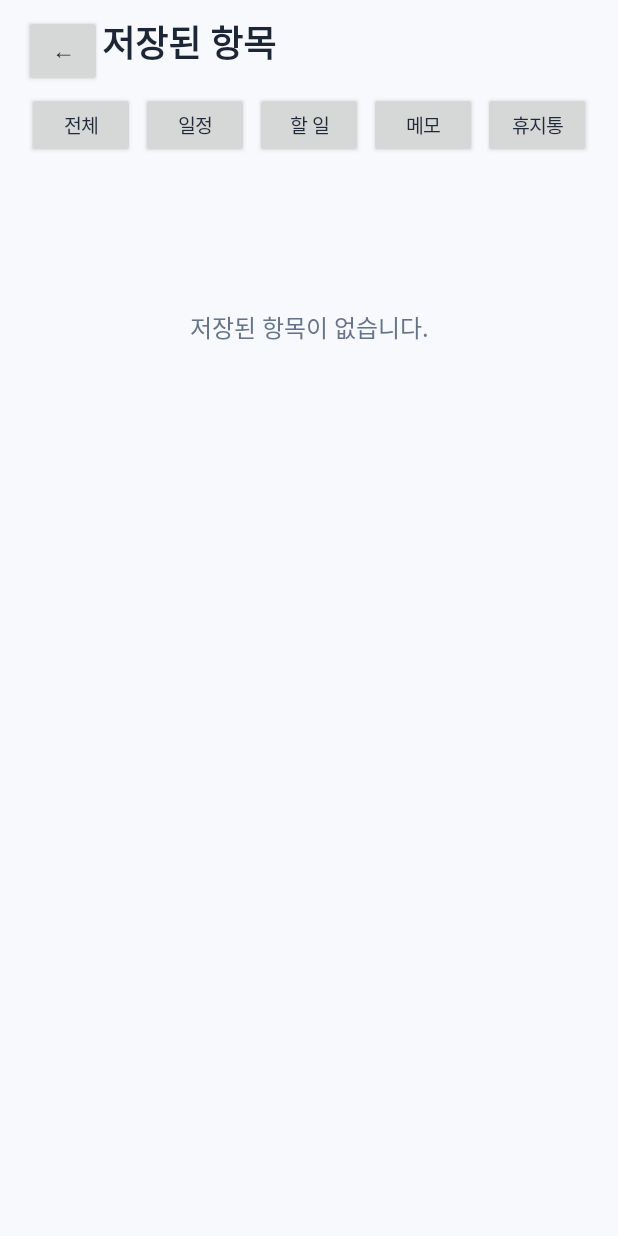
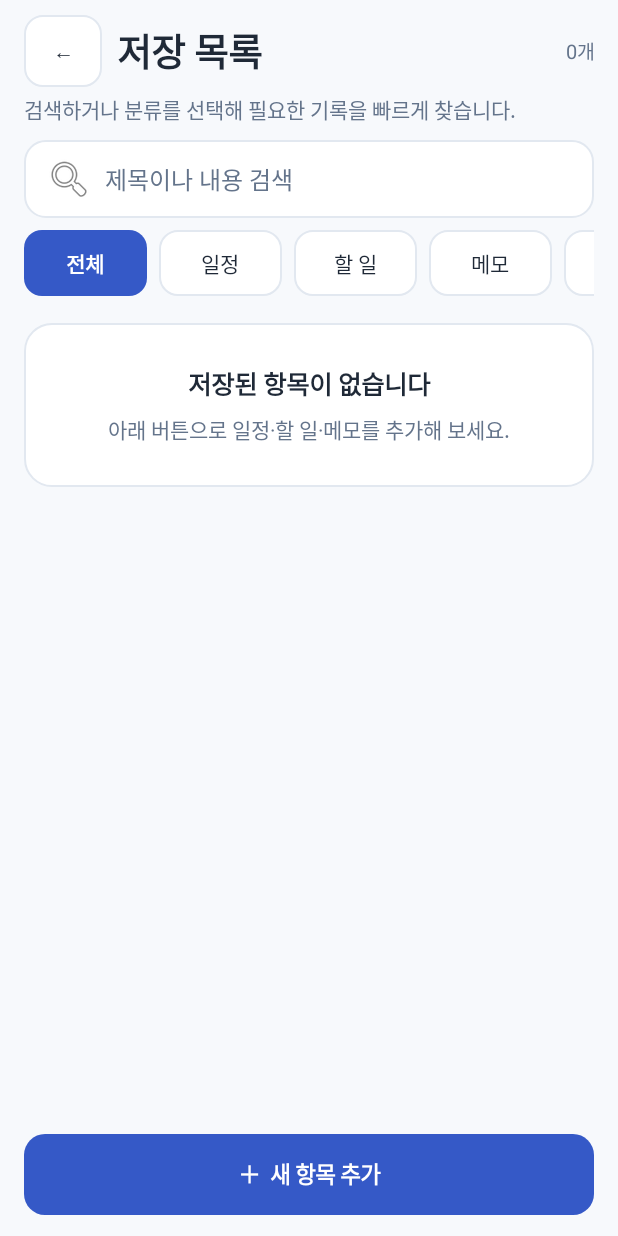
Before and after one commit to KANG77556/MyBrain-v3, an Android app: the WorkItemListActivity screen opened directly, with no data from a screen before it, on a phone screen of 412 x 824 dp. Run offline under Robolectric (Android 15) with nearby library versions, the light colour scheme and no system bars.

Commit message:
alpha30 저장 목록 검색 필터와 공통 UI 개선

```diff
--- a/app/src/main/java/kr/co/mybrain/v2/WorkItemListActivity.java
+++ b/app/src/main/java/kr/co/mybrain/v2/WorkItemListActivity.java
@@ -1,13 +1,17 @@
 package kr.co.mybrain.v2;
 
 import android.app.AlertDialog;
-import android.graphics.Color;
+import android.content.Intent;
+import android.graphics.Typeface;
 import android.os.Bundle;
+import android.text.Editable;
+import android.text.TextWatcher;
 import android.view.Gravity;
 import android.view.View;
 import android.widget.Button;
 import android.widget.CheckBox;
 import android.widget.EditText;
+import android.widget.HorizontalScrollView;
 import android.widget.LinearLayout;
 import android.widget.ScrollView;
 import android.widget.TextView;
@@ -20,31 +24,36 @@ import androidx.core.view.WindowInsetsCompat;
 import java.time.Instant;
 import java.time.ZoneId;
 import java.time.format.DateTimeFormatter;
+import java.util.ArrayList;
+import java.util.LinkedHashMap;
 import java.util.List;
 import java.util.Locale;
+import java.util.Map;
 
 import kr.co.mybrain.v2.data.WorkItemEntity;
 import kr.co.mybrain.v2.data.WorkItemRepository;
+import kr.co.mybrain.v2.ui.AppUi;
+import kr.co.mybrain.v2.ui.UiSelection;
 
-/** 저장된 일정·할 일·메모를 조회하고 관리하는 화면입니다. */
+/** 저장된 일정·할 일·메모를 검색하고 관리하는 화면입니다. */
 public class WorkItemListActivity extends AppCompatActivity {
-
     private WorkItemRepository repository;
     private LinearLayout listContainer;
-    private TextView emptyText;
+    private TextView countText;
+    private EditText searchInput;
     private String currentFilter = "ALL";
     private boolean showingTrash;
+    private List<WorkItemEntity> loadedItems = new ArrayList<>();
+    private final Map<String, Button> filterButtons = new LinkedHashMap<>();
 
-    @Override
-    protected void onCreate(Bundle savedInstanceState) {
+    @Override protected void onCreate(Bundle savedInstanceState) {
         super.onCreate(savedInstanceState);
         repository = WorkItemRepository.getInstance(this);
         setContentView(buildScreen());
         loadItems();
     }
 
-    @Override
-    protected void onResume() {
+    @Override protected void onResume() {
         super.onResume();
         if (listContainer != null) loadItems();
     }
@@ -52,142 +61,216 @@ public class WorkItemListActivity extends AppCompatActivity {
     private View buildScreen() {
         LinearLayout root = new LinearLayout(this);
         root.setOrientation(LinearLayout.VERTICAL);
-        root.setBackgroundColor(Color.rgb(247, 249, 253));
-        root.setPadding(dp(16), dp(10), dp(16), dp(14));
+        root.setBackgroundColor(AppUi.BG);
+        int side = AppUi.isTablet(this) ? AppUi.dp(this, 28) : AppUi.dp(this, 16);
+        root.setPadding(side, AppUi.dp(this, 10), side, AppUi.dp(this, 14));
         ViewCompat.setOnApplyWindowInsetsListener(root, (view, insets) -> {
             androidx.core.graphics.Insets bars = insets.getInsets(WindowInsetsCompat.Type.systemBars());
-            view.setPadding(dp(16), bars.top + dp(10), dp(16), bars.bottom + dp(14));
+            int horizontal = AppUi.isTablet(this) ? AppUi.dp(this, 28) : AppUi.dp(this, 16);
+            view.setPadding(horizontal, bars.top + AppUi.dp(this, 10), horizontal,
+                    bars.bottom + AppUi.dp(this, 14));
             return insets;
         });
 
         LinearLayout header = new LinearLayout(this);
         header.setGravity(Gravity.CENTER_VERTICAL);
-        Button back = button("←");
+        Button back = AppUi.compactButton(this, "←");
+        back.setContentDescription("홈으로 돌아가기");
         back.setOnClickListener(v -> finish());
-        header.addView(back, new LinearLayout.LayoutParams(dp(52), dp(48)));
-        TextView title = text("저장된 항목", 24, Color.rgb(28, 38, 52));
-        title.setTypeface(null, android.graphics.Typeface.BOLD);
-        header.addView(title, new LinearLayout.LayoutParams(0, dp(48), 1f));
+        header.addView(back, new LinearLayout.LayoutParams(AppUi.dp(this, 52), AppUi.dp(this, 48)));
+        TextView title = AppUi.text(this, "저장 목록", 25, AppUi.TEXT, true);
+        title.setGravity(Gravity.CENTER_VERTICAL);
+        LinearLayout.LayoutParams titleParams = new LinearLayout.LayoutParams(0, AppUi.dp(this, 48), 1f);
+        titleParams.setMargins(AppUi.dp(this, 10), 0, 0, 0);
+        header.addView(title, titleParams);
+        countText = AppUi.text(this, "", 13, AppUi.SUBTEXT, false);
+        countText.setGravity(Gravity.END | Gravity.CENTER_VERTICAL);
+        header.addView(countText, new LinearLayout.LayoutParams(-2, AppUi.dp(this, 48)));
         root.addView(header);
 
+        TextView subtitle = AppUi.body(this, "검색하거나 분류를 선택해 필요한 기록을 빠르게 찾습니다.");
+        subtitle.setPadding(0, AppUi.dp(this, 4), 0, AppUi.dp(this, 10));
+        root.addView(subtitle);
+
+        searchInput = AppUi.input(this, "제목이나 내용 검색");
+        searchInput.setCompoundDrawablesWithIntrinsicBounds(android.R.drawable.ic_menu_search, 0, 0, 0);
+        searchInput.setCompoundDrawablePadding(AppUi.dp(this, 8));
+        searchInput.addTextChangedListener(new TextWatcher() {
+            @Override public void beforeTextChanged(CharSequence s, int start, int count, int after) {}
+            @Override public void onTextChanged(CharSequence s, int start, int before, int count) { renderFiltered(); }
+            @Override public void afterTextChanged(Editable s) {}
+        });
+        root.addView(searchInput, new LinearLayout.LayoutParams(-1, AppUi.dp(this, 52)));
+
+        HorizontalScrollView filterScroll = new HorizontalScrollView(this);
+        filterScroll.setHorizontalScrollBarEnabled(false);
         LinearLayout filters = new LinearLayout(this);
         filters.setOrientation(LinearLayout.HORIZONTAL);
+        filters.setPadding(0, AppUi.dp(this, 8), 0, AppUi.dp(this, 6));
         addFilter(filters, "전체", "ALL");
         addFilter(filters, "일정", WorkItemEntity.TYPE_SCHEDULE);
         addFilter(filters, "할 일", WorkItemEntity.TYPE_TASK);
         addFilter(filters, "메모", WorkItemEntity.TYPE_MEMO);
         addFilter(filters, "휴지통", "TRASH");
-        root.addView(filters, new LinearLayout.LayoutParams(-1, dp(50)));
-
-        emptyText = text("저장된 항목이 없습니다.", 16, Color.rgb(102, 116, 138));
-        emptyText.setGravity(Gravity.CENTER);
+        filterScroll.addView(filters, new HorizontalScrollView.LayoutParams(-2, -2));
+        root.addView(filterScroll, new LinearLayout.LayoutParams(-1, AppUi.dp(this, 60)));
+        updateFilterUi();
 
         ScrollView scroll = new ScrollView(this);
+        scroll.setFillViewport(true);
         listContainer = new LinearLayout(this);
         listContainer.setOrientation(LinearLayout.VERTICAL);
         scroll.addView(listContainer, new ScrollView.LayoutParams(-1, -2));
         root.addView(scroll, new LinearLayout.LayoutParams(-1, 0, 1f));
+
+        Button add = AppUi.primaryButton(this, "＋  새 항목 추가");
+        add.setOnClickListener(v -> openHomeForAdd());
+        LinearLayout.LayoutParams addParams = new LinearLayout.LayoutParams(-1, AppUi.dp(this, 54));
+        addParams.setMargins(0, AppUi.dp(this, 10), 0, 0);
+        root.addView(add, addParams);
         return root;
     }
 
     private void addFilter(LinearLayout parent, String label, String value) {
-        Button button = button(label);
-        button.setTextSize(13);
+        Button button = UiSelection.button(this, label);
         button.setOnClickListener(v -> {
             currentFilter = value;
             showingTrash = "TRASH".equals(value);
+            updateFilterUi();
             loadItems();
         });
-        LinearLayout.LayoutParams params = new LinearLayout.LayoutParams(0, dp(44), 1f);
-        params.setMargins(dp(2), dp(3), dp(2), dp(3));
+        filterButtons.put(value, button);
+        LinearLayout.LayoutParams params = new LinearLayout.LayoutParams(AppUi.dp(this, 82), AppUi.dp(this, 44));
+        params.setMargins(0, 0, AppUi.dp(this, 8), 0);
         parent.addView(button, params);
+    }
+
+    private void updateFilterUi() {
+        for (Map.Entry<String, Button> entry : filterButtons.entrySet()) {
+            UiSelection.apply(this, entry.getValue(), entry.getKey().equals(currentFilter));
+        }
     }
 
     private void loadItems() {
         if (showingTrash) {
-            repository.getDeleted(items -> runOnUiThread(() -> render(items)));
+            repository.getDeleted(items -> runOnUiThread(() -> acceptItems(items)));
         } else if ("ALL".equals(currentFilter)) {
-            repository.getAll(items -> runOnUiThread(() -> render(items)));
+            repository.getAll(items -> runOnUiThread(() -> acceptItems(items)));
         } else {
-            repository.getByType(currentFilter, items -> runOnUiThread(() -> render(items)));
+            repository.getByType(currentFilter, items -> runOnUiThread(() -> acceptItems(items)));
         }
     }
 
-    private void render(List<WorkItemEntity> items) {
+    private void acceptItems(List<WorkItemEntity> items) {
+        loadedItems = items == null ? new ArrayList<>() : new ArrayList<>(items);
+        renderFiltered();
+    }
+
+    private void renderFiltered() {
+        if (listContainer == null || searchInput == null) return;
+        String query = searchInput.getText().toString().trim().toLowerCase(Locale.KOREA);
+        List<WorkItemEntity> visible = new ArrayList<>();
+        for (WorkItemEntity item : loadedItems) {
+            if (query.isEmpty() || contains(item.title, query) || contains(item.content, query)
+                    || contains(item.sourceText, query)) {
+                visible.add(item);
+            }
+        }
+        render(visible, !query.isEmpty());
+    }
+
+    private boolean contains(String value, String query) {
+        return value != null && value.toLowerCase(Locale.KOREA).contains(query);
+    }
+
+    private void render(List<WorkItemEntity> items, boolean searching) {
         listContainer.removeAllViews();
-        if (items == null || items.isEmpty()) {
-            listContainer.addView(emptyText, new LinearLayout.LayoutParams(-1, dp(220)));
+        int count = items == null ? 0 : items.size();
+        countText.setText(count + "개");
+        if (count == 0) {
+            String title = searching ? "검색 결과가 없습니다" : showingTrash ? "휴지통이 비어 있습니다" : "저장된 항목이 없습니다";
+            String description = searching
+                    ? "검색어를 줄이거나 다른 분류를 선택해 보세요."
+                    : showingTrash ? "삭제한 항목은 이곳에서 복구할 수 있습니다."
+                    : "아래 버튼으로 일정·할 일·메모를 추가해 보세요.";
+            listContainer.addView(AppUi.emptyState(this, title, description), AppUi.cardParams(this));
             return;
         }
         for (WorkItemEntity item : items) listContainer.addView(buildCard(item));
     }
 
     private View buildCard(WorkItemEntity item) {
-        LinearLayout card = new LinearLayout(this);
-        card.setOrientation(LinearLayout.VERTICAL);
-        card.setPadding(dp(14), dp(12), dp(14), dp(12));
-        card.setBackgroundColor(Color.WHITE);
-        LinearLayout.LayoutParams cardParams = new LinearLayout.LayoutParams(-1, -2);
-        cardParams.setMargins(0, dp(7), 0, dp(7));
-        card.setLayoutParams(cardParams);
+        LinearLayout card = AppUi.card(this);
+        card.setLayoutParams(AppUi.cardParams(this));
 
-        TextView type = text(typeLabel(item.type) + priorityMark(item.priority), 13, Color.rgb(70, 92, 130));
+        TextView type = AppUi.text(this, typeLabel(item.type) + priorityMark(item.priority), 13, AppUi.PRIMARY, true);
         card.addView(type);
 
-        TextView title = text(item.title, 18, Color.rgb(28, 38, 52));
-        title.setTypeface(null, android.graphics.Typeface.BOLD);
-        title.setPadding(0, dp(4), 0, dp(3));
+        TextView title = AppUi.text(this, item.title, 18, AppUi.TEXT, true);
+        title.setPadding(0, AppUi.dp(this, 4), 0, AppUi.dp(this, 4));
         card.addView(title);
 
         String detail = formatTime(item.startAt);
         if (item.endAt != null) detail += " ~ " + formatTime(item.endAt);
         if (!"NONE".equals(item.repeatRule)) detail += " · " + repeatLabel(item.repeatRule);
-        TextView time = text(detail, 14, Color.rgb(102, 116, 138));
+        TextView time = AppUi.body(this, detail);
         card.addView(time);
 
         LinearLayout actions = new LinearLayout(this);
         actions.setGravity(Gravity.END | Gravity.CENTER_VERTICAL);
+        actions.setPadding(0, AppUi.dp(this, 8), 0, 0);
 
         if (!showingTrash && WorkItemEntity.TYPE_TASK.equals(item.type)) {
             CheckBox complete = new CheckBox(this);
             complete.setText(item.completed ? "완료" : "미완료");
+            complete.setTextColor(AppUi.TEXT);
             complete.setChecked(item.completed);
             complete.setOnCheckedChangeListener((buttonView, checked) -> repository.setCompleted(item.id, checked,
                     count -> runOnUiThread(this::loadItems)));
-            actions.addView(complete, new LinearLayout.LayoutParams(0, dp(48), 1f));
+            actions.addView(complete, new LinearLayout.LayoutParams(0, AppUi.dp(this, 48), 1f));
         } else {
             View spacer = new View(this);
-            actions.addView(spacer, new LinearLayout.LayoutParams(0, dp(48), 1f));
+            actions.addView(spacer, new LinearLayout.LayoutParams(0, AppUi.dp(this, 48), 1f));
         }
 
         if (showingTrash) {
-            Button restore = button("복구");
+            Button restore = AppUi.compactButton(this, "복구");
             restore.setOnClickListener(v -> repository.restore(item.id, count -> runOnUiThread(() -> {
                 Toast.makeText(this, "항목을 복구했습니다.", Toast.LENGTH_SHORT).show();
                 loadItems();
             })));
-            actions.addView(restore, new LinearLayout.LayoutParams(dp(78), dp(46)));
+            actions.addView(restore, actionButtonParams(false));
         } else {
-            Button edit = button("수정");
+            Button edit = AppUi.compactButton(this, "수정");
             edit.setOnClickListener(v -> editItem(item));
-            actions.addView(edit, new LinearLayout.LayoutParams(dp(78), dp(46)));
+            actions.addView(edit, actionButtonParams(false));
 
-            Button delete = button("삭제");
+            Button delete = AppUi.compactButton(this, "삭제");
+            delete.setTextColor(AppUi.DANGER);
             delete.setOnClickListener(v -> confirmDelete(item));
-            actions.addView(delete, new LinearLayout.LayoutParams(dp(78), dp(46)));
+            actions.addView(delete, actionButtonParams(true));
         }
         card.addView(actions);
         return card;
     }
 
+    private LinearLayout.LayoutParams actionButtonParams(boolean withLeftMargin) {
+        LinearLayout.LayoutParams params = new LinearLayout.LayoutParams(AppUi.dp(this, 78), AppUi.dp(this, 46));
+        if (withLeftMargin) params.setMargins(AppUi.dp(this, 8), 0, 0, 0);
+        return params;
+    }
+
     private void editItem(WorkItemEntity item) {
-        EditText title = new EditText(this);
+        EditText title = AppUi.input(this, "제목");
         title.setText(item.title);
         title.setSelection(title.length());
-        title.setHint("제목");
+        int side = AppUi.dp(this, 18);
+        LinearLayout wrapper = new LinearLayout(this);
+        wrapper.setPadding(side, AppUi.dp(this, 8), side, 0);
+        wrapper.addView(title, new LinearLayout.LayoutParams(-1, AppUi.dp(this, 54)));
         new AlertDialog.Builder(this)
-                .setTitle("항목 제목 수정")
-                .setView(title)
+                .setTitle("제목 수정")
+                .setView(wrapper)
                 .setNegativeButton("취소", null)
                 .setPositiveButton("저장", (dialog, which) -> {
                     String value = title.getText().toString().trim();
@@ -206,13 +289,19 @@ public class WorkItemListActivity extends AppCompatActivity {
     private void confirmDelete(WorkItemEntity item) {
         new AlertDialog.Builder(this)
                 .setTitle("휴지통으로 이동")
-                .setMessage("'" + item.title + "' 항목을 삭제하시겠습니까? 휴지통에서 복구할 수 있습니다.")
+                .setMessage("'" + item.title + "' 항목을 휴지통으로 이동할까요? 나중에 복구할 수 있습니다.")
                 .setNegativeButton("취소", null)
-                .setPositiveButton("삭제", (dialog, which) -> repository.softDelete(item.id,
+                .setPositiveButton("이동", (dialog, which) -> repository.softDelete(item.id,
                         count -> runOnUiThread(() -> {
                             Toast.makeText(this, "휴지통으로 이동했습니다.", Toast.LENGTH_SHORT).show();
                             loadItems();
                         }))).show();
+    }
+
+    private void openHomeForAdd() {
+        Intent intent = new Intent(this, AdaptiveMainActivity.class)
+                .addFlags(Intent.FLAG_ACTIVITY_CLEAR_TOP | Intent.FLAG_ACTIVITY_SINGLE_TOP);
+        startActivity(intent);
     }
 
     private String typeLabel(String type) {
@@ -232,7 +321,7 @@ public class WorkItemListActivity extends AppCompatActivity {
         if ("WEEKDAYS".equals(value)) return "평일";
         if ("WEEKLY".equals(value)) return "매주";
         if ("MONTHLY".equals(value)) return "매월";
-        return "";
+        return "반복";
     }
 
     private String formatTime(Long millis) {
@@ -240,24 +329,4 @@ public class WorkItemListActivity extends AppCompatActivity {
         return Instant.ofEpochMilli(millis).atZone(ZoneId.systemDefault())
                 .format(DateTimeFormatter.ofPattern("yyyy.MM.dd (E) HH:mm", Locale.KOREA));
     }
-
-    private Button button(String value) {
-        Button button = new Button(this);
-        button.setText(value);
-        button.setTextSize(15);
-        button.setAllCaps(false);
-        return button;
-    }
-
-    private TextView text(String value, int size, int color) {
-        TextView view = new TextView(this);
-        view.setText(value);
-        view.setTextSize(size);
-        view.setTextColor(color);
-        return view;
-    }
-
-    private int dp(int value) {
-        return Math.round(value * getResources().getDisplayMetrics().density);
-    }
 }
```
